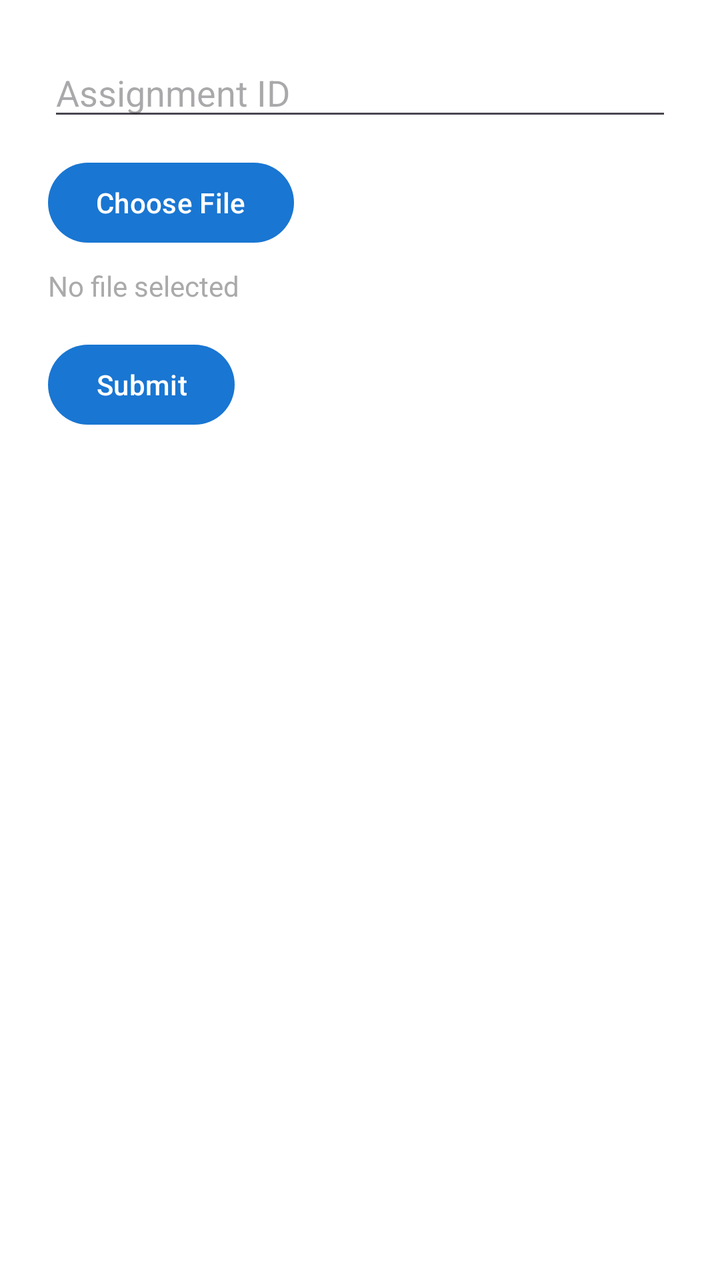
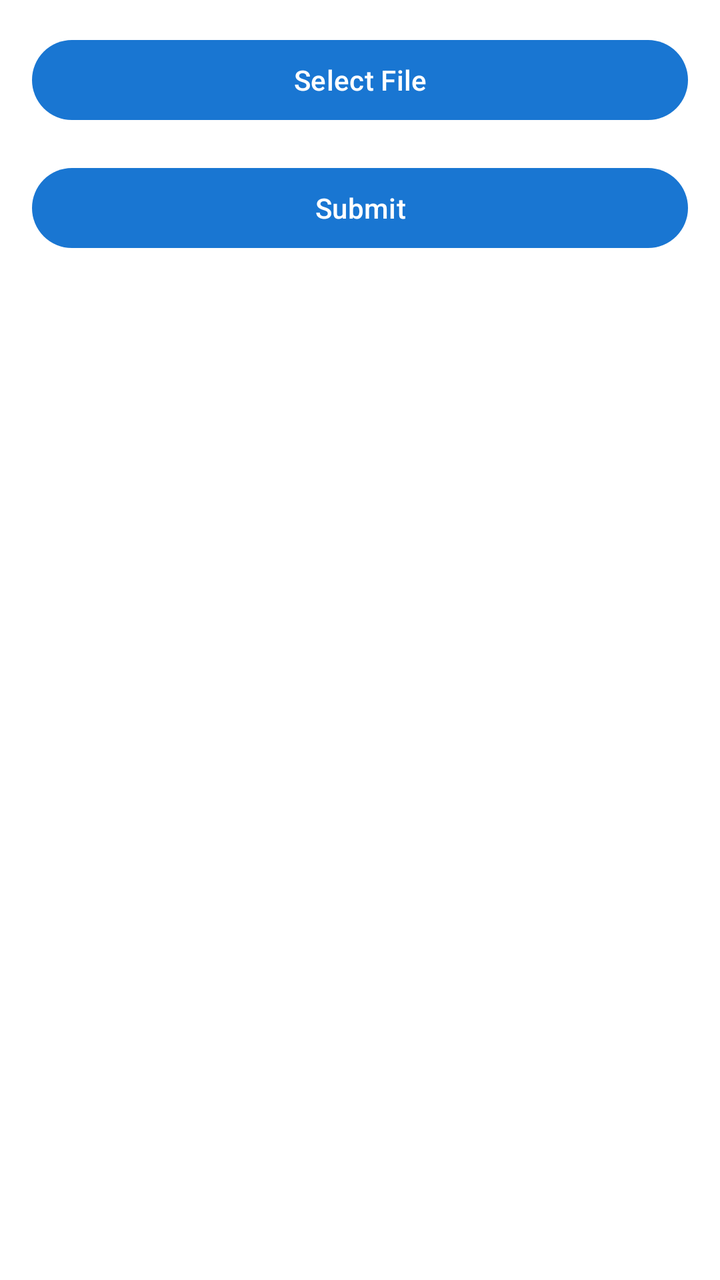

Screens rendered from an Android XML layout before and after an edit, with the pre-edit source and the edit as a unified diff.
<!-- AndroidManifest.xml: application theme Theme.SchoolApp -->
<!-- res/layout/activity_submit_assignment.xml -->
<?xml version="1.0" encoding="utf-8"?>
<LinearLayout xmlns:android="http://schemas.android.com/apk/res/android"
    android:layout_width="match_parent"
    android:layout_height="match_parent"
    android:orientation="vertical"
    android:padding="24dp">

    <EditText
        android:id="@+id/etAssignmentId"
        android:layout_width="match_parent"
        android:layout_height="wrap_content"
        android:hint="@string/assignment_id"
        android:inputType="number" />

    <Button
        android:id="@+id/btnChoose"
        android:layout_width="wrap_content"
        android:layout_height="wrap_content"
        android:layout_marginTop="12dp"
        android:text="@string/choose_file">

    </Button>

    <TextView
        android:id="@+id/tvFile"
        android:layout_width="wrap_content"
        android:layout_height="wrap_content"
        android:layout_marginTop="8dp"
        android:text="@string/no_file_selected"
        android:textColor="@android:color/darker_gray">

    </TextView>

    <Button
        android:id="@+id/btnSend"
        android:layout_width="wrap_content"
        android:layout_height="wrap_content"
        android:layout_marginTop="16dp"
        android:text="@string/submit">

    </Button>

</LinearLayout>
<!-- resources referenced by this layout -->
<resources>
  <string name="assignment_id">Assignment ID</string>
  <string name="choose_file">Choose File</string>
  <string name="no_file_selected">No file selected</string>
  <string name="submit">Submit</string>
  <style name="Theme.SchoolApp" parent="Base.Theme.SchoolApp" />
  <style name="Base.Theme.SchoolApp" parent="Theme.Material3.DayNight.NoActionBar">
          
          <item name="colorPrimary">@color/colorPrimary</item>
          --&gt;
          <item name="colorPrimaryContainer">@color/colorPrimaryDark</item>
          <item name="colorSecondary">@color/colorSecondary</item>
  
          <item name="android:windowBackground">@color/backgroundLight</item>
      </style>
  <color name="colorPrimary">#1976D2</color>
  <color name="colorPrimaryDark">#004BA0</color>
  <color name="colorSecondary">#FF9800</color>
  <color name="backgroundLight">#FFFFFF</color>
</resources>

<!-- the commit's change to res/layout/activity_submit_assignment.xml (unified diff, before → after) -->
@@ -3,41 +3,18 @@
     android:layout_width="match_parent"
     android:layout_height="match_parent"
     android:orientation="vertical"
-    android:padding="24dp">
+    android:padding="16dp">
 
-    <EditText
-        android:id="@+id/etAssignmentId"
+    <Button
+        android:id="@+id/btnSelectFile"
         android:layout_width="match_parent"
         android:layout_height="wrap_content"
-        android:hint="@string/assignment_id"
-        android:inputType="number" />
+        android:text="Select File" />
 
     <Button
-        android:id="@+id/btnChoose"
-        android:layout_width="wrap_content"
-        android:layout_height="wrap_content"
-        android:layout_marginTop="12dp"
-        android:text="@string/choose_file">
-
-    </Button>
-
-    <TextView
-        android:id="@+id/tvFile"
-        android:layout_width="wrap_content"
-        android:layout_height="wrap_content"
-        android:layout_marginTop="8dp"
-        android:text="@string/no_file_selected"
-        android:textColor="@android:color/darker_gray">
-
-    </TextView>
-
-    <Button
-        android:id="@+id/btnSend"
-        android:layout_width="wrap_content"
+        android:id="@+id/btnSubmit"
+        android:layout_width="match_parent"
         android:layout_height="wrap_content"
         android:layout_marginTop="16dp"
-        android:text="@string/submit">
-
-    </Button>
-
+        android:text="Submit" />
 </LinearLayout>
<!-- resource entries referenced after the edit -->
@@ -1,9 +1,5 @@
 <!-- resources referenced by this layout -->
 <resources>
-  <string name="assignment_id">Assignment ID</string>
-  <string name="choose_file">Choose File</string>
-  <string name="no_file_selected">No file selected</string>
-  <string name="submit">Submit</string>
   <style name="Theme.SchoolApp" parent="Base.Theme.SchoolApp" />
   <style name="Base.Theme.SchoolApp" parent="Theme.Material3.DayNight.NoActionBar">
           
